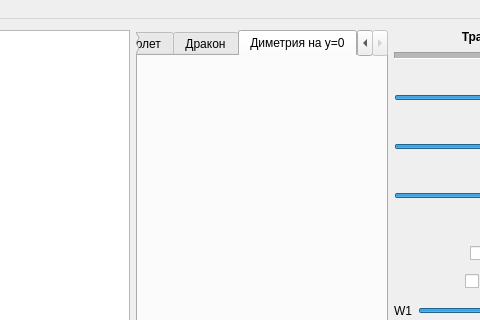
Above: MainWindow/mainwindow.ui from Childcity/QtGraphicsExample before the change; both pictures show x 594 to 1074 and y 0 to 320 of the 1250 by 740 pixel window. Below: the same form after it.
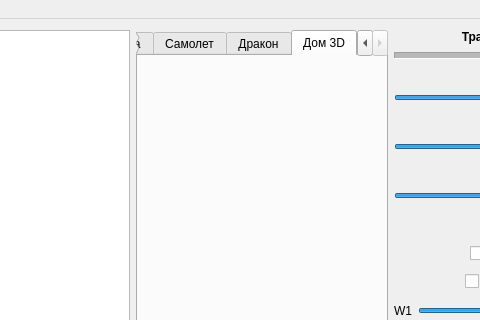
That is the form after the change. Icons and pictures are not drawn. Custom widgets are drawn as their Qt base class.

```diff
--- a/MainWindow/mainwindow.ui
+++ b/MainWindow/mainwindow.ui
@@ -914,7 +914,7 @@
         </widget>
         <widget class="QWidget" name="tab_5">
          <attribute name="title">
-          <string>Диметрия на у=0</string>
+          <string>Дом 3D</string>
          </attribute>
         </widget>
        </widget>
```
